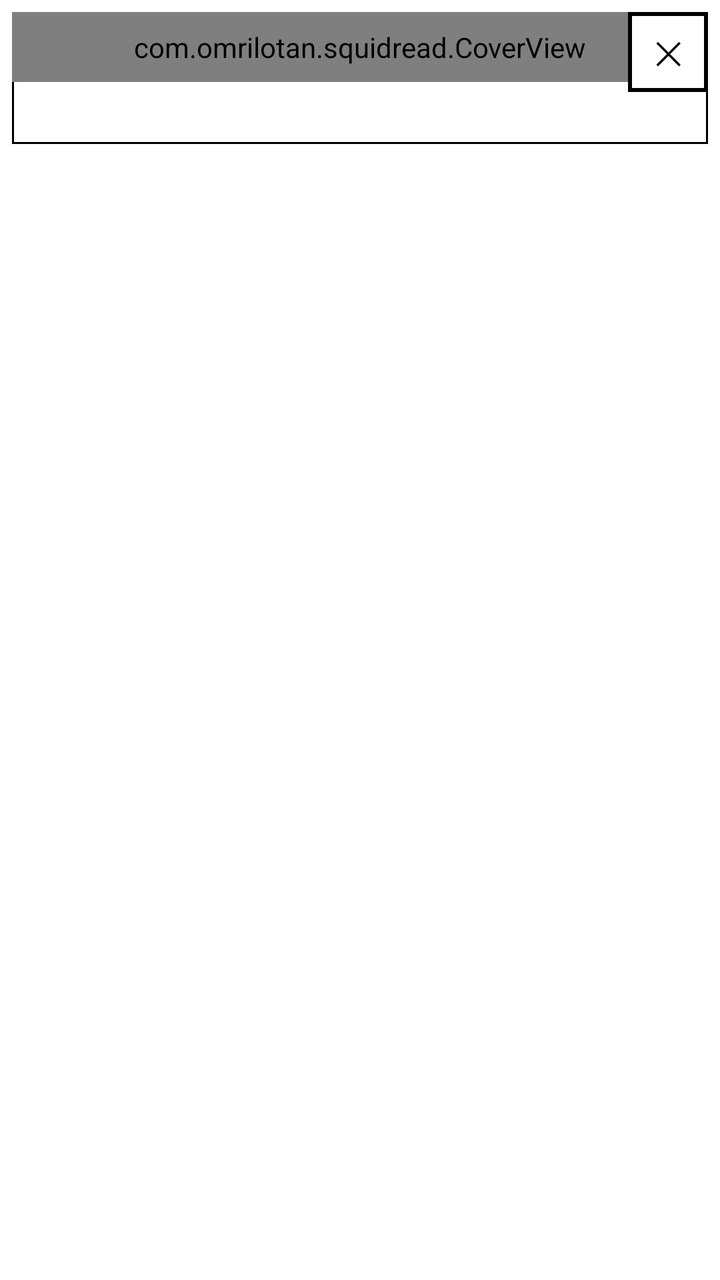
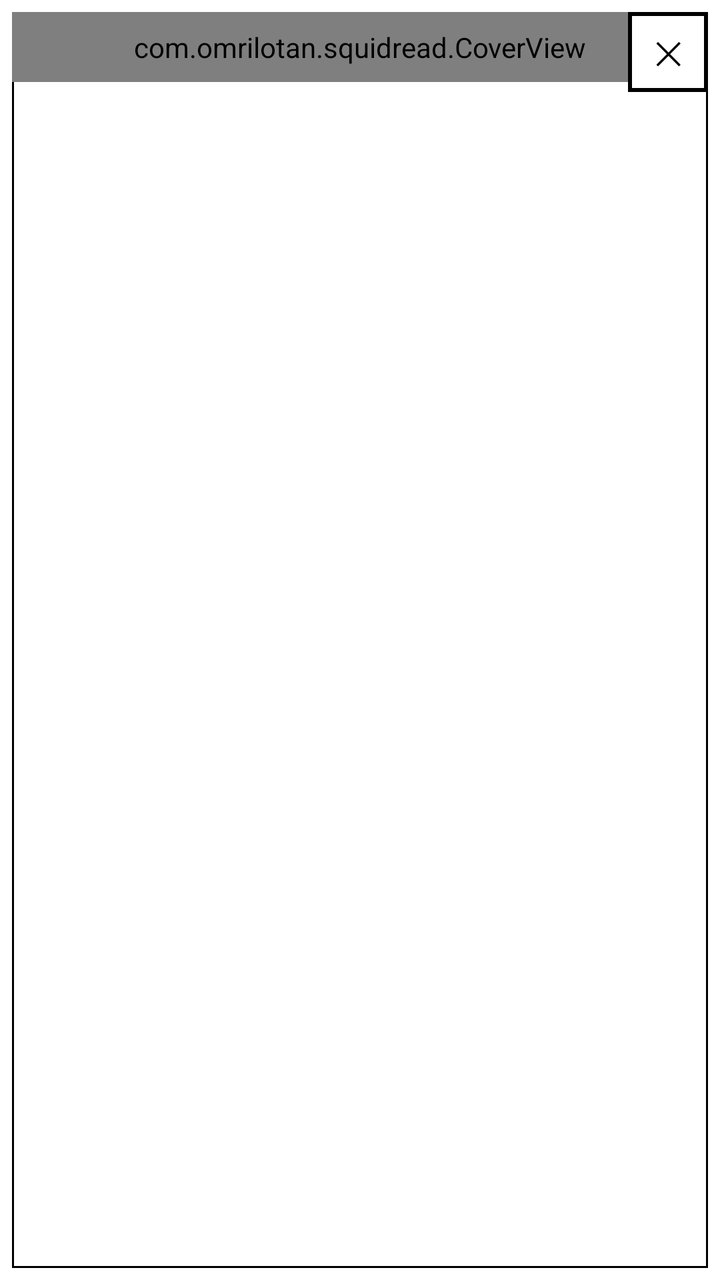

Two renders of the same Android screen: before a commit and after it. Below are the layout's source before the change and the commit's diff.
<!-- AndroidManifest.xml: application theme Theme.Squidread -->
<!-- res/layout/item_library.xml -->
<?xml version="1.0" encoding="utf-8"?>
<FrameLayout xmlns:android="http://schemas.android.com/apk/res/android"
  android:layout_width="match_parent"
  android:layout_height="wrap_content"
  android:padding="6dp">

  <LinearLayout
    android:id="@+id/book"
    android:layout_width="match_parent"
    android:layout_height="wrap_content"
    android:background="@drawable/frame"
    android:clickable="true"
    android:focusable="true"
    android:orientation="vertical">

    <com.omrilotan.squidread.CoverView
      android:id="@+id/cover"
      android:layout_width="match_parent"
      android:layout_height="wrap_content"
      android:gravity="center"
      android:padding="8dp"
      android:scaleType="centerCrop"
      android:importantForAccessibility="no" />

    <TextView
      android:id="@+id/title"
      android:layout_width="match_parent"
      android:layout_height="wrap_content"
      android:ellipsize="end"
      android:gravity="center"
      android:maxLines="2"
      android:padding="6dp"
      android:textColor="@color/ink"
      android:textDirection="firstStrong"
      android:textSize="14sp" />
  </LinearLayout>

  <TextView
    android:id="@+id/delete"
    style="@style/Squidread.Button"
    android:layout_width="40dp"
    android:layout_height="40dp"
    android:layout_gravity="top|end"
    android:background="@drawable/delete_button"
    android:minHeight="40dp"
    android:paddingStart="0dp"
    android:paddingEnd="0dp"
    android:text="@string/close_symbol" />
</FrameLayout>
<!-- resources referenced by this layout -->
<resources>
  <color name="ink">#000000</color>
  <!-- drawable delete_button (drawable) -->
  <?xml version="1.0" encoding="utf-8"?>
  <selector xmlns:android="http://schemas.android.com/apk/res/android">
    <item android:state_pressed="true">
      <shape><solid android:color="@color/ink" /></shape>
    </item>
    <item>
      <shape>
        <solid android:color="@color/paper" />
        <stroke android:width="2dp" android:color="@color/ink" />
      </shape>
    </item>
  </selector>
  <!-- drawable frame (drawable) -->
  <?xml version="1.0" encoding="utf-8"?>
  <shape xmlns:android="http://schemas.android.com/apk/res/android">
    <solid android:color="@color/paper" />
    <stroke android:width="1dp" android:color="@color/ink" />
  </shape>
  <string name="close_symbol" translatable="false">✕</string>
  <style name="Squidread.Button" parent="">
      <item name="android:background">@drawable/button</item>
      <item name="android:textColor">@color/button_text</item>
      <item name="android:gravity">center</item>
      <item name="android:minHeight">48dp</item>
      <item name="android:paddingStart">12dp</item>
      <item name="android:paddingEnd">12dp</item>
      <item name="android:textSize">16sp</item>
      <item name="android:clickable">true</item>
      <item name="android:focusable">true</item>
    </style>
  <style name="Theme.Squidread" parent="Theme.AppCompat.DayNight.NoActionBar">
      <item name="android:windowBackground">@color/paper</item>
      <item name="android:windowAnimationStyle">@null</item>
      <item name="android:windowActivityTransitions">false</item>
      <item name="android:statusBarColor">@color/paper</item>
      <item name="android:navigationBarColor">@color/paper</item>
      <item name="android:textColor">@color/ink</item>
      <item name="android:textColorPrimary">@color/ink</item>
      <item name="android:textColorSecondary">@color/ink</item>
      <item name="colorPrimary">@color/ink</item>
      <item name="colorAccent">@color/ink</item>
      <item name="colorControlNormal">@color/ink</item>
      <item name="colorControlHighlight">@android:color/transparent</item>
      <item name="alertDialogTheme">@style/Theme.Squidread.Dialog</item>
    </style>
  <color name="paper">#FFFFFF</color>
  <!-- drawable button (drawable) -->
  <?xml version="1.0" encoding="utf-8"?>
  <selector xmlns:android="http://schemas.android.com/apk/res/android">
    <item android:state_enabled="false">
      <shape>
        <solid android:color="@color/paper" />
        <stroke android:width="1dp" android:color="@color/ink" android:dashWidth="4dp" android:dashGap="4dp" />
      </shape>
    </item>
    <item android:state_selected="true">
      <shape>
        <solid android:color="@color/ink" />
      </shape>
    </item>
    <item android:state_pressed="true">
      <shape>
        <solid android:color="@color/ink" />
      </shape>
    </item>
    <item>
      <shape>
        <solid android:color="@color/paper" />
        <stroke android:width="2dp" android:color="@color/ink" />
      </shape>
    </item>
  </selector>
  <style name="Theme.Squidread.Dialog" parent="Theme.AppCompat.DayNight.Dialog.Alert">
      <item name="android:windowAnimationStyle">@null</item>
      <item name="android:windowBackground">@drawable/dialog_background</item>
      <item name="android:backgroundDimEnabled">false</item>
      <item name="android:windowElevation">0dp</item>
      <item name="colorAccent">@color/ink</item>
      <item name="colorControlHighlight">@android:color/transparent</item>
      <item name="android:textColorPrimary">@color/ink</item>
      <item name="android:textColorSecondary">@color/ink</item>
    </style>
  <!-- drawable dialog_background (drawable) -->
  <?xml version="1.0" encoding="utf-8"?>
  <inset xmlns:android="http://schemas.android.com/apk/res/android" android:inset="16dp">
    <shape>
      <solid android:color="@color/paper" />
      <stroke android:width="2dp" android:color="@color/ink" />
    </shape>
  </inset>
</resources>

<!-- the commit's change to res/layout/item_library.xml (unified diff, before → after) -->
@@ -7,7 +7,7 @@
   <LinearLayout
     android:id="@+id/book"
     android:layout_width="match_parent"
-    android:layout_height="wrap_content"
+    android:layout_height="match_parent"
     android:background="@drawable/frame"
     android:clickable="true"
     android:focusable="true"
@@ -18,6 +18,7 @@
       android:layout_width="match_parent"
       android:layout_height="wrap_content"
       android:gravity="center"
+      android:cropToPadding="true"
       android:padding="8dp"
       android:scaleType="centerCrop"
       android:importantForAccessibility="no" />
